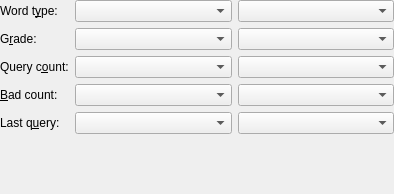
Before: the Qt Designer form kvoctrain/common-dialogs/thresholdoptionsbase.ui in KDE/parley, drawn with Qt 5.
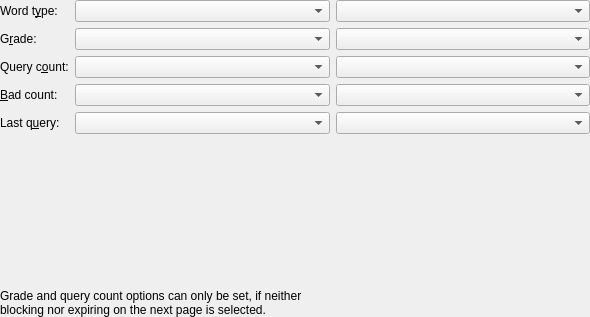
After: the same form once the commit is applied.

Commit message: add information about blocking and expiring to threshold dialog page.

```diff
--- a/kvoctrain/common-dialogs/thresholdoptionsbase.ui
+++ b/kvoctrain/common-dialogs/thresholdoptionsbase.ui
@@ -5,36 +5,60 @@
    <rect>
     <x>0</x>
     <y>0</y>
-    <width>394</width>
-    <height>194</height>
+    <width>590</width>
+    <height>317</height>
    </rect>
   </property>
   <layout class="QGridLayout" >
    <property name="margin" >
     <number>0</number>
    </property>
-   <property name="spacing" >
+   <property name="topMargin" >
+    <number>0</number>
+   </property>
+   <property name="rightMargin" >
+    <number>0</number>
+   </property>
+   <property name="bottomMargin" >
+    <number>0</number>
+   </property>
+   <property name="horizontalSpacing" >
     <number>6</number>
    </property>
-   <item row="1" column="1" >
+   <property name="verticalSpacing" >
+    <number>6</number>
+   </property>
+   <item row="0" column="0" >
+    <widget class="QLabel" name="label_type" >
+     <property name="text" >
+      <string>Word t&amp;ype:</string>
+     </property>
+     <property name="buddy" >
+      <cstring>typecomp</cstring>
+     </property>
+    </widget>
+   </item>
+   <item row="0" column="1" >
     <widget class="QComboBox" name="typecomp" >
      <property name="sizePolicy" >
-      <sizepolicy>
-       <hsizetype>3</hsizetype>
-       <vsizetype>0</vsizetype>
+      <sizepolicy vsizetype="Fixed" hsizetype="MinimumExpanding" >
        <horstretch>0</horstretch>
        <verstretch>0</verstretch>
       </sizepolicy>
      </property>
     </widget>
    </item>
-   <item row="3" column="1" >
-    <widget class="QComboBox" name="querycomp" />
+   <item row="0" column="2" >
+    <widget class="QComboBox" name="typelist" >
+     <property name="sizePolicy" >
+      <sizepolicy vsizetype="Fixed" hsizetype="MinimumExpanding" >
+       <horstretch>0</horstretch>
+       <verstretch>0</verstretch>
+      </sizepolicy>
+     </property>
+    </widget>
    </item>
-   <item row="4" column="1" >
-    <widget class="QComboBox" name="badcomp" />
-   </item>
-   <item row="2" column="0" >
+   <item row="1" column="0" >
     <widget class="QLabel" name="label_grade" >
      <property name="text" >
       <string>G&amp;rade:</string>
@@ -44,7 +68,29 @@
      </property>
     </widget>
    </item>
-   <item row="4" column="0" >
+   <item row="1" column="1" >
+    <widget class="QComboBox" name="gradecomp" />
+   </item>
+   <item row="1" column="2" >
+    <widget class="QComboBox" name="gradelist" />
+   </item>
+   <item row="2" column="0" >
+    <widget class="QLabel" name="label_qcount" >
+     <property name="text" >
+      <string>Query c&amp;ount:</string>
+     </property>
+     <property name="buddy" >
+      <cstring>querycomp</cstring>
+     </property>
+    </widget>
+   </item>
+   <item row="2" column="1" >
+    <widget class="QComboBox" name="querycomp" />
+   </item>
+   <item row="2" column="2" >
+    <widget class="QComboBox" name="querylist" />
+   </item>
+   <item row="3" column="0" >
     <widget class="QLabel" name="label_bcount" >
      <property name="text" >
       <string>&amp;Bad count:</string>
@@ -54,7 +100,13 @@
      </property>
     </widget>
    </item>
-   <item row="5" column="0" >
+   <item row="3" column="1" >
+    <widget class="QComboBox" name="badcomp" />
+   </item>
+   <item row="3" column="2" >
+    <widget class="QComboBox" name="badlist" />
+   </item>
+   <item row="4" column="0" >
     <widget class="QLabel" name="label_qdate" >
      <property name="text" >
       <string>Last q&amp;uery:</string>
@@ -64,57 +116,13 @@
      </property>
     </widget>
    </item>
-   <item row="5" column="1" >
+   <item row="4" column="1" >
     <widget class="QComboBox" name="datecomp" />
    </item>
    <item row="4" column="2" >
-    <widget class="QComboBox" name="badlist" />
-   </item>
-   <item row="3" column="2" >
-    <widget class="QComboBox" name="querylist" />
-   </item>
-   <item row="5" column="2" >
     <widget class="QComboBox" name="datelist" />
    </item>
-   <item row="1" column="2" >
-    <widget class="QComboBox" name="typelist" >
-     <property name="sizePolicy" >
-      <sizepolicy>
-       <hsizetype>3</hsizetype>
-       <vsizetype>0</vsizetype>
-       <horstretch>0</horstretch>
-       <verstretch>0</verstretch>
-      </sizepolicy>
-     </property>
-    </widget>
-   </item>
-   <item row="1" column="0" >
-    <widget class="QLabel" name="label_type" >
-     <property name="text" >
-      <string>Word t&amp;ype:</string>
-     </property>
-     <property name="buddy" >
-      <cstring>typecomp</cstring>
-     </property>
-    </widget>
-   </item>
-   <item row="2" column="2" >
-    <widget class="QComboBox" name="gradelist" />
-   </item>
-   <item row="2" column="1" >
-    <widget class="QComboBox" name="gradecomp" />
-   </item>
-   <item row="3" column="0" >
-    <widget class="QLabel" name="label_qcount" >
-     <property name="text" >
-      <string>Query c&amp;ount:</string>
-     </property>
-     <property name="buddy" >
-      <cstring>querycomp</cstring>
-     </property>
-    </widget>
-   </item>
-   <item row="6" column="0" colspan="3" >
+   <item row="7" column="0" colspan="3" >
     <spacer>
      <property name="orientation" >
       <enum>Qt::Vertical</enum>
@@ -130,6 +138,16 @@
      </property>
     </spacer>
    </item>
+   <item row="8" column="0" colspan="2" >
+    <widget class="QLabel" name="labelInfoBlockingExpiring" >
+     <property name="text" >
+      <string>Grade and query count options can only be set, if neither blocking nor expiring on the next page is selected.</string>
+     </property>
+     <property name="wordWrap" >
+      <bool>true</bool>
+     </property>
+    </widget>
+   </item>
   </layout>
  </widget>
  <layoutdefault spacing="6" margin="11" />
```
Left out of the diff: 2 changed lines with no effect on the pictures.
